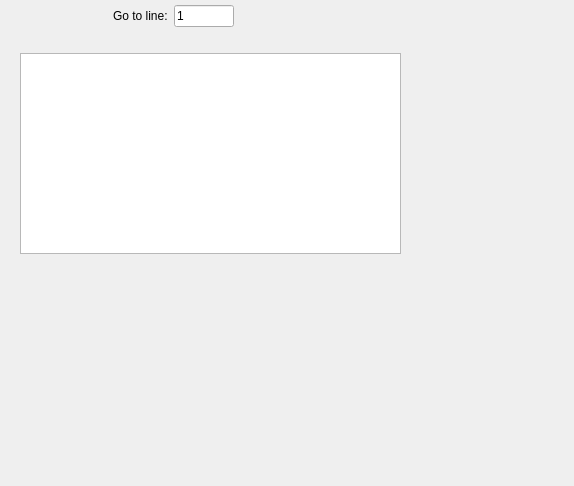
Before: the Qt Designer form Qt/brqtEditorWindow.ui in jonklein/breve, drawn with Qt 5.
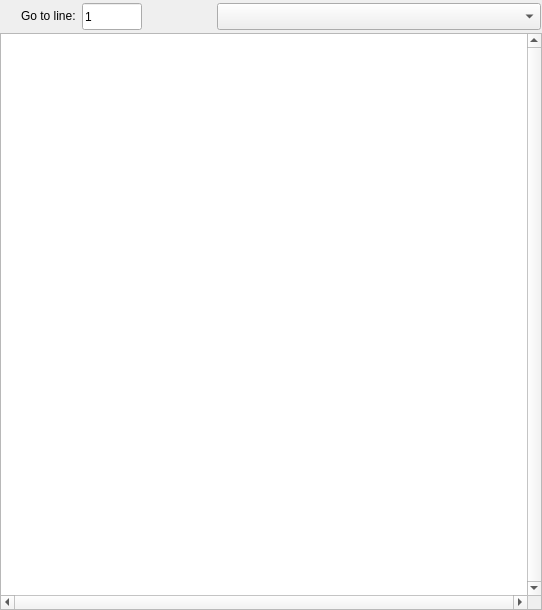
After: the same form once the commit is applied. Custom widgets are drawn as their Qt base class.

What changed in the file:
```diff
--- a/Qt/brqtEditorWindow.ui
+++ b/Qt/brqtEditorWindow.ui
@@ -8,8 +8,8 @@
    <rect>
     <x>0</x>
     <y>0</y>
-    <width>574</width>
-    <height>486</height>
+    <width>542</width>
+    <height>610</height>
    </rect>
   </property>
   <property name="sizePolicy" >
@@ -29,68 +29,54 @@
   <property name="windowTitle" >
    <string>Form1</string>
   </property>
-  <layout class="QGridLayout" >
+  <layout class="QVBoxLayout" >
    <property name="margin" >
     <number>0</number>
    </property>
    <property name="spacing" >
-    <number>6</number>
+    <number>2</number>
    </property>
-   <item row="1" column="4" >
-    <widget class="brqtMethodPopup" name="popupMenu" >
-     <property name="font" >
-      <font>
-       <family>Lucida Grande</family>
-       <pointsize>11</pointsize>
-       <weight>50</weight>
-       <italic>false</italic>
-       <bold>false</bold>
-       <underline>false</underline>
-       <strikeout>false</strikeout>
-      </font>
-     </property>
-    </widget>
-   </item>
-   <item row="0" column="4" >
+   <item>
     <spacer>
      <property name="orientation" >
       <enum>Qt::Vertical</enum>
      </property>
+     <property name="sizeType" >
+      <enum>QSizePolicy::Fixed</enum>
+     </property>
+     <property name="sizeHint" >
+      <size>
+       <width>520</width>
+       <height>2</height>
+      </size>
+     </property>
+    </spacer>
+   </item>
+   <item>
+    <layout class="QHBoxLayout" >
+     <property name="margin" >
+      <number>1</number>
+     </property>
+     <property name="spacing" >
+      <number>6</number>
+     </property>
+     <item>
+      <spacer>
+       <property name="orientation" >
+        <enum>Qt::Horizontal</enum>
+       </property>
+       <property name="sizeType" >
+        <enum>QSizePolicy::Fixed</enum>
+       </property>
      <property name="sizeHint" >
       <size>
        <width>20</width>
-       <height>5</height>
+         <height>23</height>
       </size>
      </property>
     </spacer>
    </item>
-   <item row="1" column="5" >
-    <spacer>
-     <property name="orientation" >
-      <enum>Qt::Horizontal</enum>
-     </property>
-     <property name="sizeHint" >
-      <size>
-       <width>16</width>
-       <height>20</height>
-      </size>
-     </property>
-    </spacer>
-   </item>
-   <item row="1" column="0" >
-    <spacer>
-     <property name="orientation" >
-      <enum>Qt::Horizontal</enum>
-     </property>
-     <property name="sizeHint" >
-      <size>
-       <width>16</width>
-       <height>20</height>
-      </size>
-     </property>
-    </spacer>
-   </item>
-   <item row="1" column="1" >
+     <item>
     <widget class="QLabel" name="textLabel1" >
      <property name="sizePolicy" >
       <sizepolicy>
@@ -105,20 +91,7 @@
      </property>
     </widget>
    </item>
-   <item row="1" column="3" >
-    <spacer>
-     <property name="orientation" >
-      <enum>Qt::Horizontal</enum>
-     </property>
-     <property name="sizeHint" >
-      <size>
-       <width>310</width>
-       <height>20</height>
-      </size>
-     </property>
-    </spacer>
-   </item>
-   <item row="1" column="2" >
+     <item>
     <widget class="QLineEdit" name="lineBox" >
      <property name="sizePolicy" >
       <sizepolicy>
@@ -139,20 +112,28 @@
      </property>
     </widget>
    </item>
-   <item row="3" column="0" colspan="6" >
-    <widget class="Q3TextEdit" name="sourceTextArea" >
-     <property name="sizePolicy" >
-      <sizepolicy>
-       <hsizetype>7</hsizetype>
-       <vsizetype>7</vsizetype>
-       <horstretch>232</horstretch>
-       <verstretch>232</verstretch>
-      </sizepolicy>
-     </property>
+     <item>
+      <spacer>
+       <property name="orientation" >
+        <enum>Qt::Horizontal</enum>
+       </property>
+       <property name="sizeType" >
+        <enum>QSizePolicy::Fixed</enum>
+       </property>
+       <property name="sizeHint" >
+        <size>
+         <width>69</width>
+         <height>23</height>
+        </size>
+       </property>
+      </spacer>
+     </item>
+     <item>
+      <widget class="brqtMethodPopup" name="methodPopup" >
      <property name="font" >
       <font>
-       <family>Monaco</family>
-       <pointsize>10</pointsize>
+         <family>Lucida Grande</family>
+         <pointsize>12</pointsize>
        <weight>50</weight>
        <italic>false</italic>
        <bold>false</bold>
@@ -160,42 +141,59 @@
        <strikeout>false</strikeout>
       </font>
      </property>
+      </widget>
+     </item>
+    </layout>
+   </item>
+   <item>
      <widget class="QTextEdit" name="textEdit" >
-      <property name="geometry" >
-       <rect>
-        <x>20</x>
-        <y>20</y>
-        <width>381</width>
-        <height>201</height>
-       </rect>
-      </property>
-      <property name="frameShadow" >
-       <enum>QFrame::Sunken</enum>
+     <property name="font" >
+      <font>
+       <family>Monaco</family>
+       <pointsize>9</pointsize>
+       <weight>50</weight>
+       <italic>false</italic>
+       <bold>false</bold>
+       <underline>false</underline>
+       <strikeout>false</strikeout>
+      </font>
+     </property>
+     <property name="midLineWidth" >
+      <number>-5</number>
       </property>
       <property name="verticalScrollBarPolicy" >
-       <enum>Qt::ScrollBarAsNeeded</enum>
+      <enum>Qt::ScrollBarAlwaysOn</enum>
       </property>
       <property name="horizontalScrollBarPolicy" >
-       <enum>Qt::ScrollBarAsNeeded</enum>
-      </property>
-     </widget>
+      <enum>Qt::ScrollBarAlwaysOn</enum>
+     </property>
+     <property name="lineWrapMode" >
+      <enum>QTextEdit::NoWrap</enum>
+     </property>
+     <property name="lineWrapColumnOrWidth" >
+      <number>0</number>
+     </property>
+     <property name="html" >
+      <string>&lt;html>&lt;head>&lt;meta name="qrichtext" content="1" />&lt;/head>&lt;body style=" white-space: pre-wrap; font-family:Monaco; font-size:9pt; font-weight:400; font-style:normal; text-decoration:none;">&lt;p style="-qt-paragraph-type:empty; margin-top:0px; margin-bottom:0px; margin-left:0px; margin-right:0px; -qt-block-indent:0; text-indent:0px; font-family:Courier; font-size:12pt;">&lt;/p>&lt;/body>&lt;/html></string>
+     </property>
+     <property name="tabStopWidth" >
+      <number>15</number>
+     </property>
+     <property name="acceptRichText" >
+      <bool>false</bool>
+     </property>
     </widget>
    </item>
   </layout>
  </widget>
+ <layoutdefault spacing="0" margin="0" />
+ <layoutfunction spacing="0" margin="0" />
  <pixmapfunction></pixmapfunction>
  <customwidgets>
   <customwidget>
    <class>brqtMethodPopup</class>
-   <extends>QWidget</extends>
+   <extends>QComboBox</extends>
    <header>brqtmethodpopup.h</header>
-   <container>1</container>
-   <pixmap></pixmap>
-  </customwidget>
-  <customwidget>
-   <class>Q3TextEdit</class>
-   <extends></extends>
-   <header>q3textedit.h</header>
    <container>0</container>
    <pixmap></pixmap>
   </customwidget>
```
Lines whose indentation alone changed are shown as unchanged.
